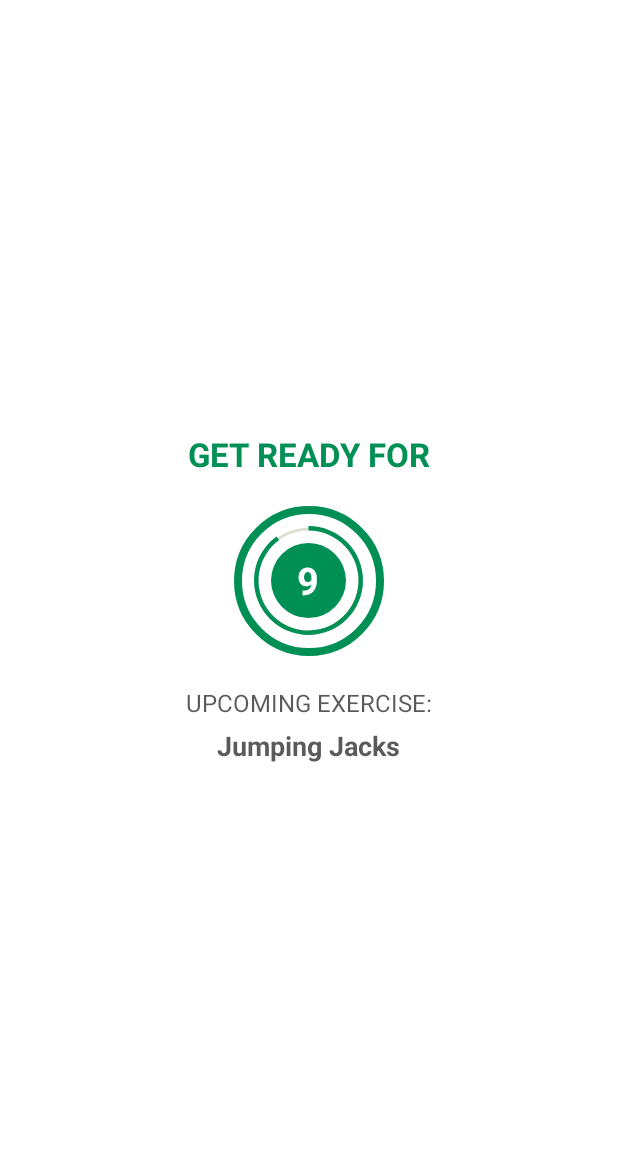
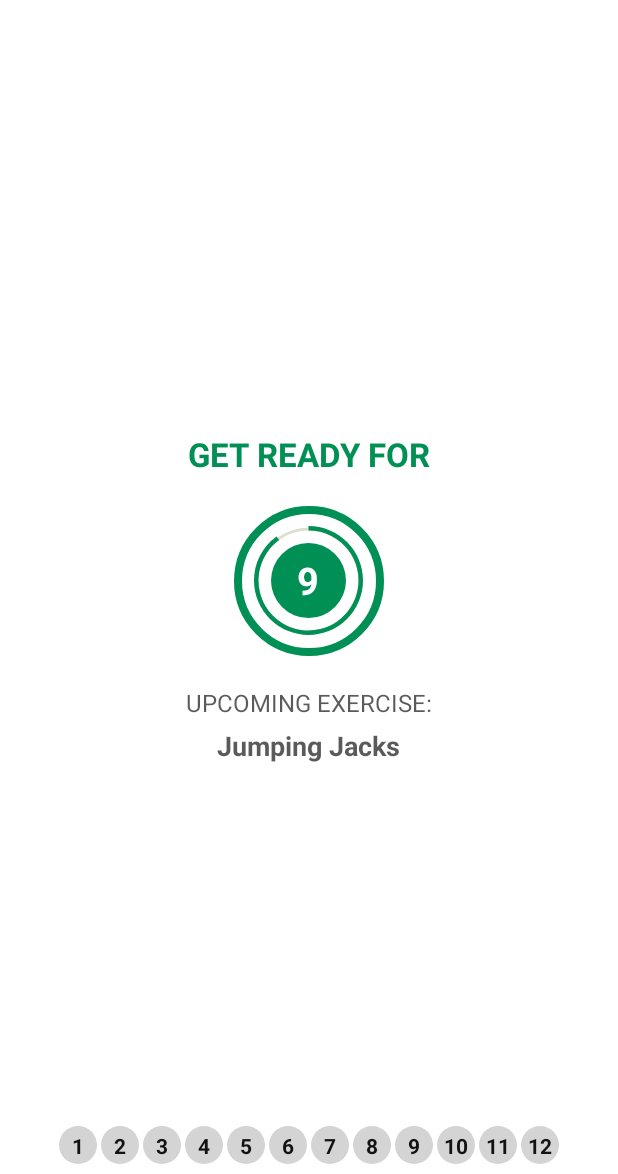
Before and after one commit to hakansarac/WorkoutApp, an Android app: the ExerciseActivity screen opened directly, with no data from a screen before it, on a phone screen of 412 x 824 dp, the part 62-1236 px from its top. Run offline under Robolectric (Android 15) with nearby library versions, the phone set to English and light mode, and no system bars.

Commit message:
recycler view added to show exercice numbers

```diff
--- a/app/build.gradle
+++ b/app/build.gradle
@@ -30,6 +30,7 @@ dependencies {
     implementation 'androidx.core:core-ktx:1.3.2'
     implementation 'androidx.appcompat:appcompat:1.2.0'
     implementation 'androidx.constraintlayout:constraintlayout:2.0.4'
+    implementation 'androidx.recyclerview:recyclerview:1.1.0'
     testImplementation 'junit:junit:4.12'
     androidTestImplementation 'androidx.test.ext:junit:1.1.2'
     androidTestImplementation 'androidx.test.espresso:espresso-core:3.3.0'
--- a/app/src/main/java/com/hakansarac/workoutapp/ExerciseActivity.kt
+++ b/app/src/main/java/com/hakansarac/workoutapp/ExerciseActivity.kt
@@ -9,6 +9,7 @@ import android.speech.tts.TextToSpeech
 import android.util.Log
 import android.view.View
 import android.widget.Toast
+import androidx.recyclerview.widget.LinearLayoutManager
 import kotlinx.android.synthetic.main.activity_exercise.*
 import java.util.*
 import kotlin.collections.ArrayList
@@ -27,6 +28,8 @@ class ExerciseActivity : AppCompatActivity(), TextToSpeech.OnInitListener {
     private var player : MediaPlayer? = null
     private var tts: TextToSpeech? = null
 
+    private var exerciseAdapter : ExerciseStatusAdapter? = null
+
     override fun onCreate(savedInstanceState: Bundle?) {
         super.onCreate(savedInstanceState)
         setContentView(R.layout.activity_exercise)
@@ -44,6 +47,7 @@ class ExerciseActivity : AppCompatActivity(), TextToSpeech.OnInitListener {
         exercisesList = Constants.defaultExercisesList()
 
         setupRestView()
+        setupExerciseStatusRecyclerView()
     }
 
     private fun setRestProgressBar(){
@@ -57,6 +61,8 @@ class ExerciseActivity : AppCompatActivity(), TextToSpeech.OnInitListener {
 
             override fun onFinish() {
                 currentExercise++
+                exercisesList!![currentExercise].setIsSelected(true)
+                exerciseAdapter!!.notifyDataSetChanged()
                 setupExerciseView()
             }
         }.start()
@@ -72,8 +78,12 @@ class ExerciseActivity : AppCompatActivity(), TextToSpeech.OnInitListener {
             }
 
             override fun onFinish() {
-                if(currentExercise < exercisesList?.size!!-1)
+                if(currentExercise < exercisesList?.size!!-1) {
+                    exercisesList!![currentExercise].setIsSelected(false)
+                    exercisesList!![currentExercise].setIsCompleted(true)
+                    exerciseAdapter!!.notifyDataSetChanged()
                     setupRestView()
+                }
                 else
                     Toast.makeText(this@ExerciseActivity,"Congratulations!",Toast.LENGTH_SHORT).show()
             }
@@ -153,4 +163,11 @@ class ExerciseActivity : AppCompatActivity(), TextToSpeech.OnInitListener {
     private fun speakOut(text : String){
         tts!!.speak(text,TextToSpeech.QUEUE_FLUSH,null,"")
     }
+
+    private fun setupExerciseStatusRecyclerView(){
+        recyclerViewExerciseStatus.layoutManager = LinearLayoutManager(this,LinearLayoutManager.HORIZONTAL,false)
+        exerciseAdapter = ExerciseStatusAdapter(this,exercisesList!!)
+        recyclerViewExerciseStatus.adapter = exerciseAdapter
+    }
+
 }
--- /dev/null
+++ b/app/src/main/java/com/hakansarac/workoutapp/ExerciseStatusAdapter.kt
@@ -0,0 +1,52 @@
+package com.hakansarac.workoutapp
+
+import android.content.Context
+import android.graphics.Color
+import android.view.LayoutInflater
+import android.view.View
+import android.view.ViewGroup
+import android.widget.TextView
+import androidx.core.content.ContextCompat
+import androidx.recyclerview.widget.RecyclerView
+import kotlinx.android.synthetic.main.item_exercise_status.view.*
+
+class ExerciseStatusAdapter(val context : Context,val items : ArrayList<Exercise>) : RecyclerView.Adapter<ExerciseStatusAdapter.ViewHolder>(){
+    override fun onCreateViewHolder(
+        parent: ViewGroup,
+        viewType: Int
+    ): ExerciseStatusAdapter.ViewHolder {
+        return ViewHolder(LayoutInflater.from(context).inflate(R.layout.item_exercise_status,parent,false))
+    }
+
+    override fun onBindViewHolder(holder: ExerciseStatusAdapter.ViewHolder, position: Int) {
+        val model : Exercise = items[position]
+        holder.texViewItem.text = model.getId().toString()
+        if(model.getIsSelected()) {
+            holder.texViewItem.background = ContextCompat.getDrawable(
+                context,
+                R.drawable.item_circular_thin_color_accent_border
+            )
+            holder.texViewItem.setTextColor(Color.parseColor("#121212"))
+        }else if(model.getIsCompleted()) {
+            holder.texViewItem.background = ContextCompat.getDrawable(
+                context,
+                R.drawable.item_circular_color_accent_background
+            )
+            holder.texViewItem.setTextColor(Color.parseColor("#FFFFFF"))
+        }else{
+            holder.texViewItem.background = ContextCompat.getDrawable(
+                context,
+                R.drawable.item_circular_color_gray_bg
+            )
+            holder.texViewItem.setTextColor(Color.parseColor("#121212"))
+        }
+    }
+
+    override fun getItemCount(): Int {
+        return items.size
+    }
+
+    class ViewHolder(view: View):RecyclerView.ViewHolder(view){
+        val texViewItem = view.textViewItem
+    }
+}
--- /dev/null
+++ b/app/src/main/res/drawable/item_circular_color_gray_bg.xml
@@ -0,0 +1,7 @@
+<?xml version="1.0" encoding="utf-8"?>
+<shape xmlns:android="http://schemas.android.com/apk/res/android"
+    android:shape="oval">
+
+    <solid android:color="@color/colorHighLighted"/>
+
+</shape>
--- /dev/null
+++ b/app/src/main/res/drawable/item_circular_thin_color_accent_border.xml
@@ -0,0 +1,8 @@
+<?xml version="1.0" encoding="utf-8"?>
+<shape xmlns:android="http://schemas.android.com/apk/res/android"
+    android:shape="oval">
+    <stroke
+        android:width="0.5dp"
+        android:color="@color/colorAccent"/>
+    <solid android:color="@color/colorCurrentExercise"/>
+</shape>
--- a/app/src/main/res/layout/activity_exercise.xml
+++ b/app/src/main/res/layout/activity_exercise.xml
@@ -97,6 +97,7 @@
         android:layout_width="match_parent"
         android:layout_height="match_parent"
         android:layout_below="@id/toolbarExerciseActivity"
+        android:layout_above="@+id/recyclerViewExerciseStatus"
         android:gravity="center"
         android:orientation="vertical"
         android:visibility="gone"
@@ -162,4 +163,12 @@
 
     </LinearLayout>
 
+    <androidx.recyclerview.widget.RecyclerView
+        android:id="@+id/recyclerViewExerciseStatus"
+        android:layout_width="wrap_content"
+        android:layout_height="wrap_content"
+        android:layout_alignParentBottom="true"
+        android:layout_centerHorizontal="true"
+        android:layout_margin="5dp"/>
+
 </RelativeLayout>
--- /dev/null
+++ b/app/src/main/res/layout/item_exercise_status.xml
@@ -0,0 +1,16 @@
+<?xml version="1.0" encoding="utf-8"?>
+<TextView xmlns:android="http://schemas.android.com/apk/res/android"
+    xmlns:tools="http://schemas.android.com/tools"
+    android:id="@+id/textViewItem"
+    android:layout_width="25dp"
+    android:layout_height="25dp"
+    android:layout_margin="1dp"
+    android:gravity="center"
+    android:textColor="@color/colorPrimary"
+    android:textSize="14sp"
+    android:textStyle="bold"
+    android:padding="3dp"
+    android:background="@drawable/item_circular_color_gray_bg"
+    tools:text="1">
+
+</TextView>
--- a/app/src/main/res/values/colors.xml
+++ b/app/src/main/res/values/colors.xml
@@ -5,4 +5,5 @@
     <color name="colorAccent">#008F54</color>
     <color name="colorHighLighted">#D4D4D4</color>
     <color name="colorProgressGray">#DCDECE</color>
+    <color name="colorCurrentExercise">#ffb300</color>
 </resources>
```
